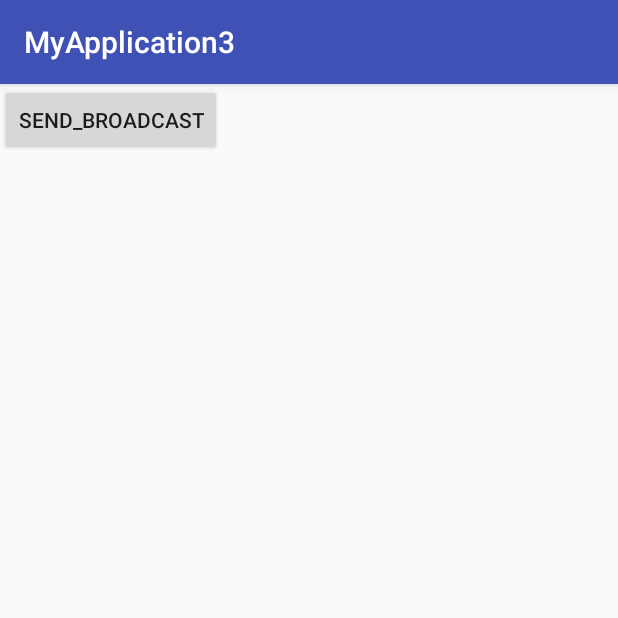
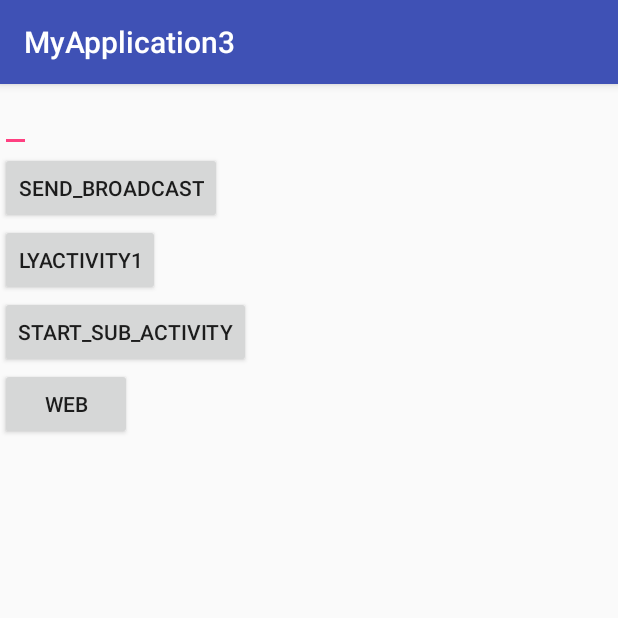
Before and after one commit to Liuyan-android/MyApplication33, an Android app: the screen it shows after launch (lyActivity2), on a phone screen of 412 x 824 dp, the top half of it. Run offline under Robolectric (Android 15) with nearby library versions, the light colour scheme and no system bars.

Commit message:
4.22课堂练习

```diff
--- a/app/src/main/res/layout/layout_1.xml
+++ b/app/src/main/res/layout/layout_1.xml
@@ -1,7 +1,9 @@
 <?xml version="1.0" encoding="utf-8"?>
 <LinearLayout xmlns:android="http://schemas.android.com/apk/res/android"
     android:layout_width="match_parent"
+    android:orientation="vertical"
     android:layout_height="match_parent">
+
     <Button
         android:layout_width="wrap_content"
         android:text="finish"
@@ -12,5 +14,9 @@
         android:text="counter"
         android:onClick="counter"
         android:layout_height="wrap_content" />
+    <TextView
+        android:layout_width="wrap_content"
+        android:id="@+id/ly1_tv"
+        android:layout_height="wrap_content" />
 
 </LinearLayout>
--- a/app/src/main/res/layout/layout_2.xml
+++ b/app/src/main/res/layout/layout_2.xml
@@ -1,10 +1,30 @@
 <?xml version="1.0" encoding="utf-8"?>
 <LinearLayout xmlns:android="http://schemas.android.com/apk/res/android"
     android:layout_width="match_parent"
+    android:orientation="vertical"
     android:layout_height="match_parent">
+    <EditText
+        android:layout_width="wrap_content"
+        android:id="@+id/ly2_et"
+        android:layout_height="wrap_content" />
 <Button
     android:layout_width="wrap_content"
     android:text="send_broadcast"
     android:onClick="send_broadcast"
     android:layout_height="wrap_content" />
+    <Button
+        android:layout_width="wrap_content"
+        android:text="lyActivity1"
+        android:onClick="lyActivity1"
+        android:layout_height="wrap_content" />
+    <Button
+        android:layout_width="wrap_content"
+        android:text="start_sub_Activity"
+        android:onClick="startsubActivity"
+        android:layout_height="wrap_content" />
+    <Button
+        android:layout_width="wrap_content"
+        android:text="web"
+        android:onClick="web"
+        android:layout_height="wrap_content" />
 </LinearLayout>
```
Also changed, not shown: app/src/main/AndroidManifest.xml (+8 -16 lines), app/src/main/java/cn/edu/sdwu/android02/classroom/sn170507180102/lyActivity1.java (+7 -0 lines), app/src/main/java/cn/edu/sdwu/android02/classroom/sn170507180102/lyActivity2.java (+36 -0 lines), app/src/main/java/cn/edu/sdwu/android02/classroom/sn170507180102/lyActivity3.java (added, +30 -0 lines), app/src/main/res/layout/layout_ly3.xml (added, +50 -0 lines).
